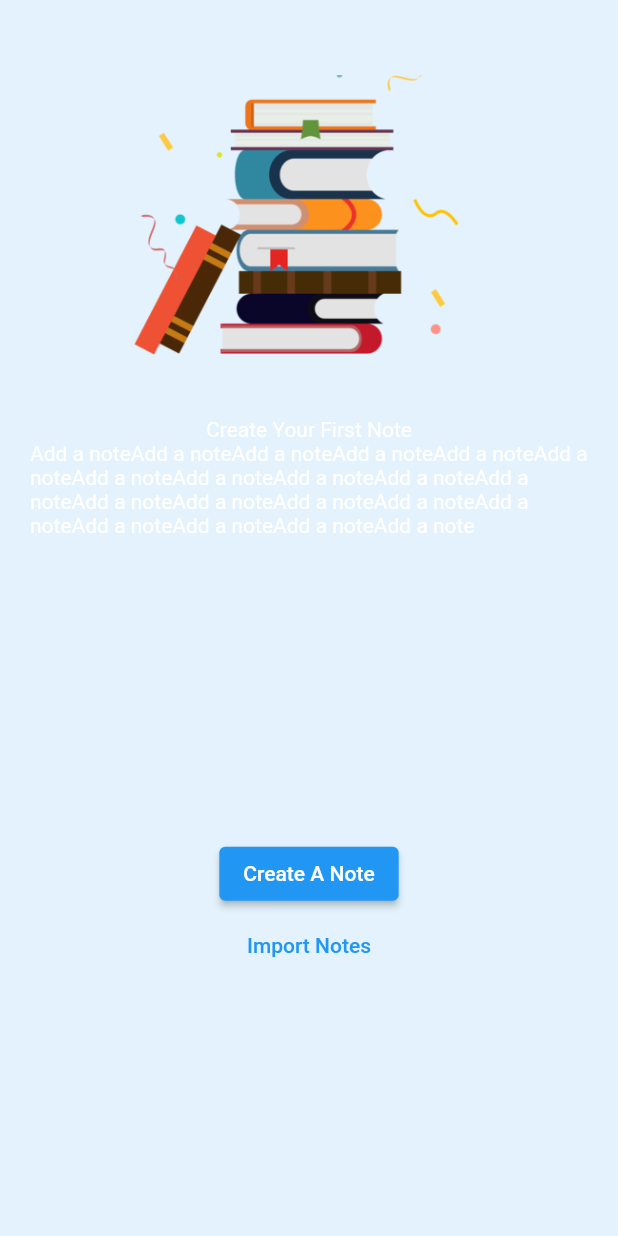
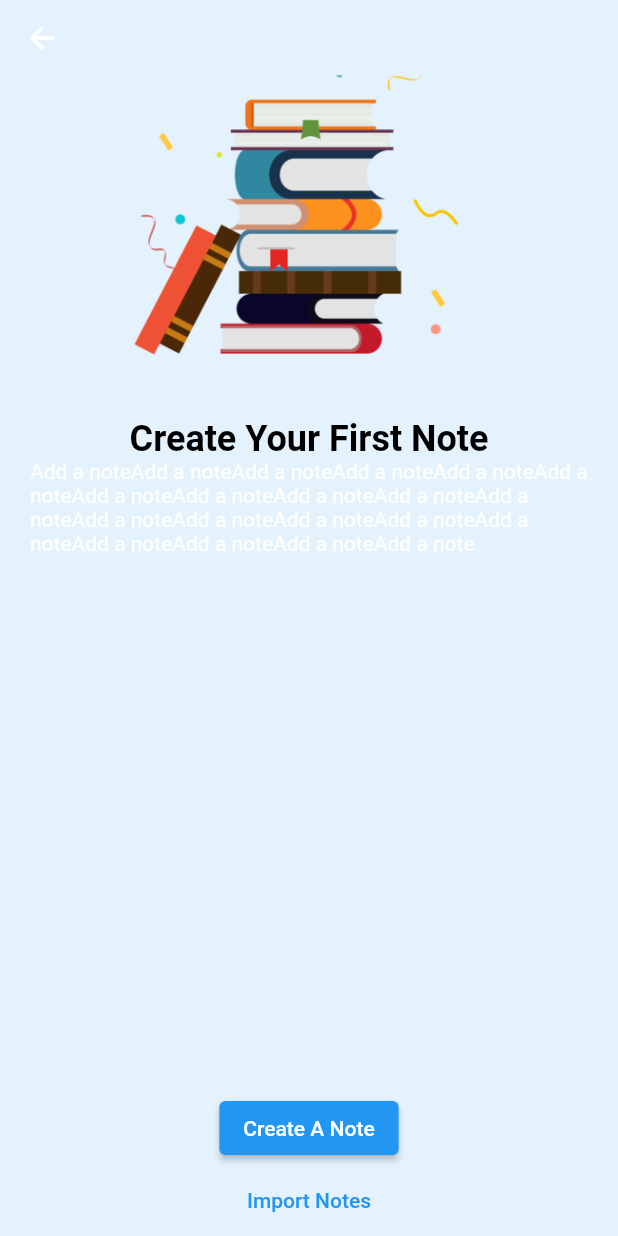
Before and after one commit to Prometya/Flutter-Ders, a Flutter app: the NoteDemo screen opened directly, on a phone screen of 412 x 824 dp. Run offline on Flutter 3.47's test engine with Material 2 defaults, Android fonts, the phone set to English and light mode, and no system bars.

Commit message:
4a. video başladım ama note sayfasını 2. kez tekrar yaptım 19.11.22 22:39

```diff
--- a/lib/demos/note_demo.dart
+++ b/lib/demos/note_demo.dart
@@ -8,21 +8,53 @@ class NoteDemo extends StatelessWidget {
     return Scaffold(
       appBar: AppBar(),
       body: Padding(
-        padding: const EdgeInsets.symmetric(horizontal: 20),
+        padding: ProjectPadding().buildEdgeInsetsHorizantal(),
         child: Column(
           children: <Widget>[
             Image.asset(
                 "assets/png/pngtree-book-stack-multiple-books-png-image_5836805.png"),
-            Text("Create Your First Note"),
-            Text("Add a note" * 20),
-            SizedBox(
-              height: 200,
-            ),
-            ElevatedButton(onPressed: () {}, child: Text("Create A Note")),
+            NoteDemoText(),
+            Text(Metinler().data2),
+            Spacer(),
+            ElevatedButton(
+                onPressed: () {}, child: Text(Metinler().ElevatedButtonText)),
             TextButton(onPressed: () {}, child: Text("Import Notes")),
+            //TextButton(onPressed: () {}, child: Text("Merhaba")),
           ],
         ),
       ),
     );
   }
 }
+
+class Metinler {
+  String get ElevatedButtonText => "Create A Note";
+
+  String get data2 => "Add a note" * 20;
+
+  String get data => "Create Your First Note";
+}
+
+class ProjectPadding {
+  EdgeInsets buildEdgeInsetsVertical() =>
+      const EdgeInsets.symmetric(vertical: 20);
+  EdgeInsets buildEdgeInsetsHorizantal() =>
+      const EdgeInsets.symmetric(horizontal: 20);
+}
+
+class NoteDemoText extends StatelessWidget {
+  const NoteDemoText({
+    Key? key,
+  }) : super(key: key);
+
+  @override
+  Widget build(BuildContext context) {
+    return Text(
+      Metinler().data,
+      style: Theme.of(context)
+          .textTheme
+          .headline5
+          ?.copyWith(color: Colors.black, fontWeight: FontWeight.w700),
+    );
+  }
+}
--- a/lib/main.dart
+++ b/lib/main.dart
@@ -1,6 +1,6 @@
 import 'package:flutter/material.dart';
 import 'package:flutter/services.dart';
-import 'package:untitled1/demos/note_demo.dart';
+import 'package:untitled1/demos/note_demo_tekrar.dart';
 
 //Veli babaaaaaa BÜYÜKSÜN :)
 //Bu sefer olacak İnşallah. Sen beni bıraksan da ben seni bu sefer
@@ -33,7 +33,7 @@ class MyApp extends StatelessWidget {
       // ThemeData(
       //   primarySwatch: Colors.blue,
       // ),
-      home: NoteDemo(),
+      home: NoteDemoTekrar(),
     );
   }
 }
```
Also changed, not shown: lib/demos/note_demo_tekrar.dart (added, +100 -0 lines).
